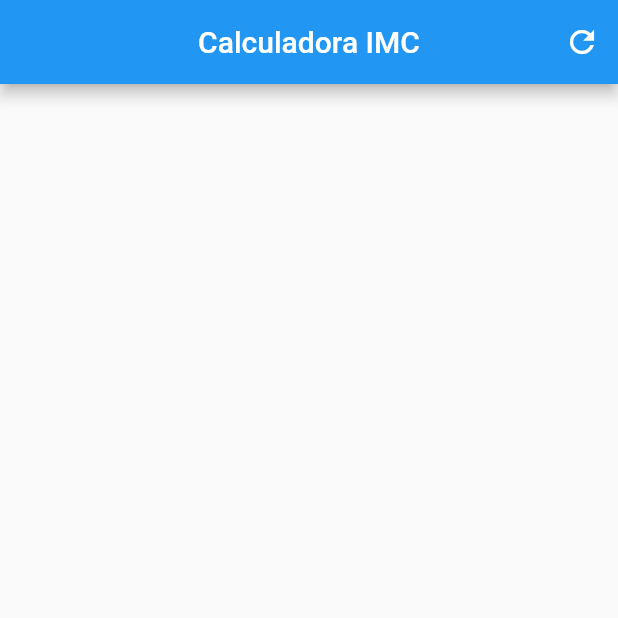
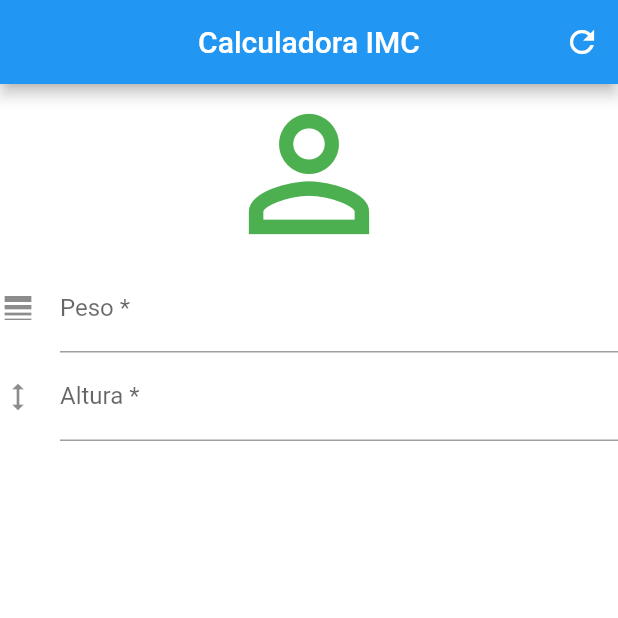
Before and after one commit to MarceloMMacedo/projeto-flutter-calculadora_imc, a Flutter app: the screen it shows after launch, on a phone screen of 412 x 824 dp, the top half of it. Run offline on Flutter 3.47's test engine with Material 2 defaults, Android fonts, the phone set to English and light mode, and no system bars.

Commit message:
Add InputText

```diff
--- a/lib/main.dart
+++ b/lib/main.dart
@@ -1,11 +1,13 @@
+import 'package:flutter/cupertino.dart';
 import 'package:flutter/material.dart';
 import 'package:flutter/widgets.dart';
-void main(){
+
+void main() {
   runApp(MaterialApp(
-    home:Home() ,
-  )
-  );
+    home: Home(),
+  ));
 }
+
 class Home extends StatefulWidget {
   const Home({Key key}) : super(key: key);
 
@@ -18,13 +20,40 @@ class _HomeState extends State<Home> {
   Widget build(BuildContext context) {
     return Scaffold(
       appBar: AppBar(
-        title:Text( "Calculadora IMC"),
+        title: Text("Calculadora IMC"),
         centerTitle: true,
         actions: <Widget>[
           IconButton(
-            icon:  Icon(Icons.refresh) ,
+            icon: Icon(Icons.refresh),
             onPressed: () {},
           )
+        ],
+      ),
+      backgroundColor: Colors.white,
+      body: Column(
+        crossAxisAlignment: CrossAxisAlignment.stretch,
+        children: <Widget>[
+
+          Icon(Icons.person_outline,size: 120.0,color: Colors.green,),
+          TextField(
+            textAlign: TextAlign.center,
+            keyboardType: TextInputType.number,
+            decoration: const InputDecoration(
+              icon: Icon(Icons.line_weight),
+              hintText: 'entre com seu Peso',
+              labelText: 'Peso *',
+            ),
+
+          ),
+      TextField(
+        textAlign: TextAlign.center,
+        keyboardType: TextInputType.number,
+        decoration: const InputDecoration(
+          icon: Icon(Icons.height),
+          hintText: 'entre com sua altura',
+          labelText: 'Altura *',
+        ),
+      ),
         ],
       ),
 
```
